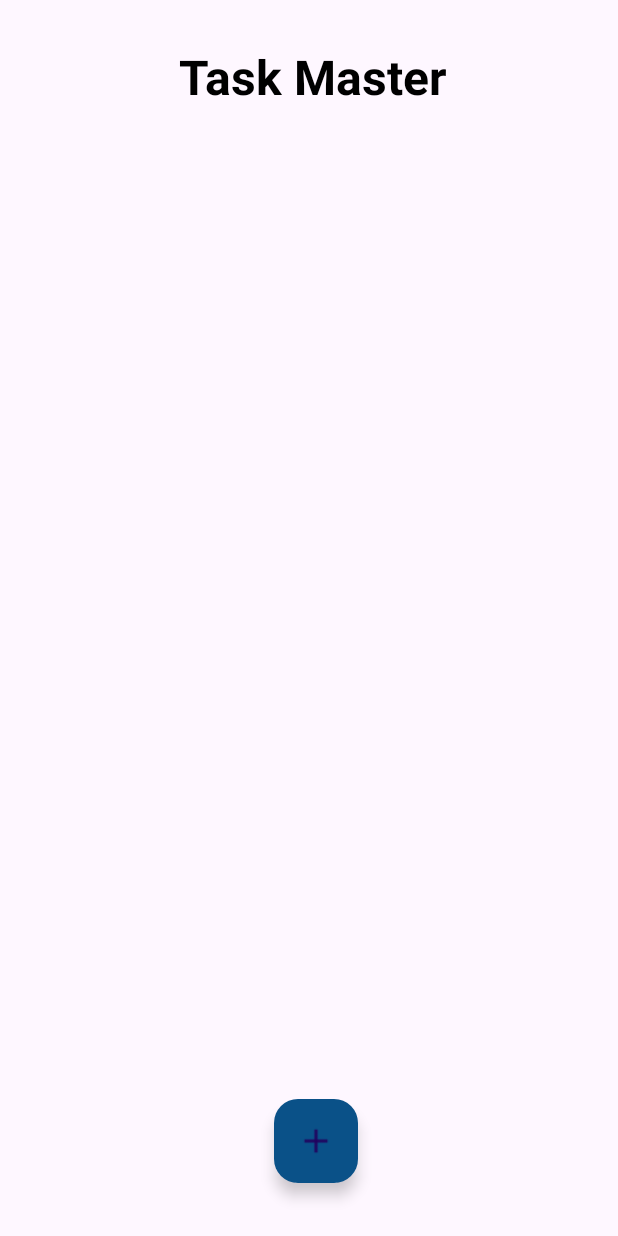
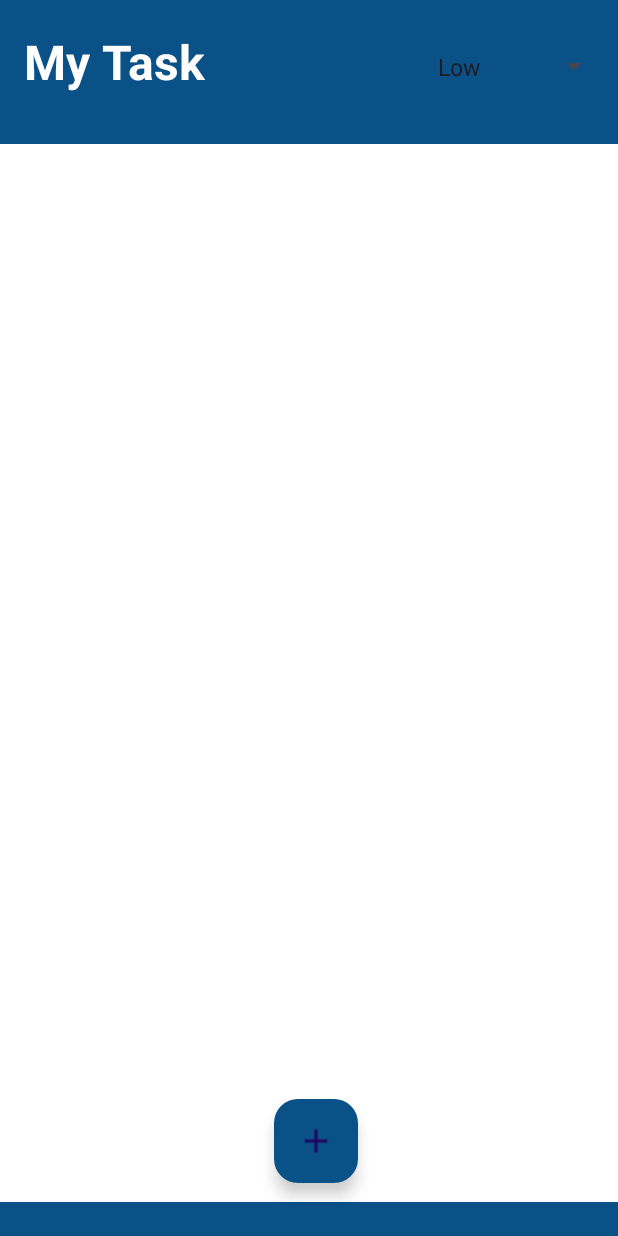
Before and after one commit to pathumpanagoda/Task_Management_App, an Android app: the screen it shows after launch (MainActivity), on a phone screen of 412 x 824 dp. Run offline under Robolectric (Android 15) with nearby library versions, the phone set to English and light mode, and no system bars.

Commit message:
color add

```diff
--- a/app/src/main/res/layout/activity_main.xml
+++ b/app/src/main/res/layout/activity_main.xml
@@ -2,21 +2,35 @@
 <RelativeLayout xmlns:android="http://schemas.android.com/apk/res/android"
     android:layout_width="match_parent"
     android:layout_height="match_parent"
+    android:background="@color/colorPrimaryDark"
     xmlns:app="http://schemas.android.com/apk/res-auto">
 
     <TextView
         android:id="@+id/task"
+        android:layout_width="185dp"
+        android:layout_height="53dp"
+        android:layout_alignParentTop="true"
+        android:layout_marginStart="16dp"
+        android:layout_marginTop="19dp"
+        android:layout_marginEnd="95dp"
+        android:layout_marginBottom="16dp"
+        android:layout_toStartOf="@+id/sort"
+        android:text="My Task"
+        android:textColor="@android:color/white"
+        android:textSize="32sp"
+        android:textStyle="bold" />
+
+
+    <Spinner
+        android:id="@+id/sort"
         android:layout_width="wrap_content"
-        android:layout_height="wrap_content"
-        android:layout_alignParentTop="true"
+        android:layout_height="50dp"
         android:layout_alignParentEnd="true"
-        android:layout_marginStart="16dp"
-        android:layout_marginTop="29dp"
-        android:layout_marginEnd="113dp"
+        android:layout_marginTop="19dp"
+        android:layout_marginEnd="5dp"
         android:layout_marginBottom="16dp"
-        android:text="Task Master"
-        android:textColor="@android:color/black"
-        android:textSize="32sp"
+        android:entries="@array/priority_array"
+        android:textColor="@android:color/white"
         android:textStyle="bold" />
 
     <androidx.recyclerview.widget.RecyclerView
@@ -26,6 +40,7 @@
         android:layout_below="@id/task"
         android:layout_marginTop="7dp"
         android:nestedScrollingEnabled="true"
+        android:background="@color/colorPrimary"
         app:layoutManager="androidx.recyclerview.widget.LinearLayoutManager" />
 
     <com.google.android.material.floatingactionbutton.FloatingActionButton
--- a/app/src/main/res/layout/task_layout.xml
+++ b/app/src/main/res/layout/task_layout.xml
@@ -10,16 +10,18 @@
 
     <RelativeLayout
         android:layout_width="wrap_content"
-        android:layout_height="wrap_content"
+        android:layout_height="100dp"
+        android:background="#8C0404"
         android:padding="8dp">
 
         <CheckBox
             android:id="@+id/todoCheckBox"
             android:layout_width="match_parent"
             android:layout_height="wrap_content"
-            android:buttonTint="@android:color/holo_red_dark"
+            android:buttonTint="@android:color/darker_gray"
             android:paddingStart="8dp"
             android:textSize="20sp"
+            android:textColor="@color/colorPrimary"
             tool:text="This is an simple Task inside the application" />
     </RelativeLayout>
 
```
Also changed, not shown: app/src/main/res/drawable/button_border.xml (added, +14 -0 lines), app/src/main/res/layout/custom_alert_dialog.xml (+5 -4 lines).
